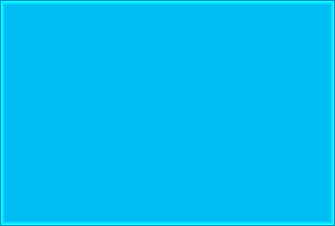
Above: RfidCabinet/RfidCell/rfidarea.ui from birdman1992/RfidCabinet before the change. Below: the same form after it.
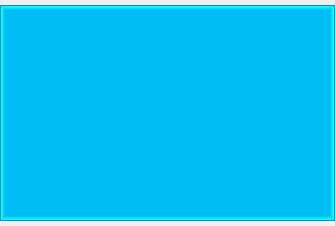
That is the form after the change.

```diff
--- a/RfidCabinet/RfidCell/rfidarea.ui
+++ b/RfidCabinet/RfidCell/rfidarea.ui
@@ -24,13 +24,13 @@
     <number>0</number>
    </property>
    <property name="topMargin">
-    <number>0</number>
+    <number>5</number>
    </property>
    <property name="rightMargin">
     <number>0</number>
    </property>
    <property name="bottomMargin">
-    <number>0</number>
+    <number>5</number>
    </property>
    <item>
     <widget class="QLabel" name="infoLab">
```
